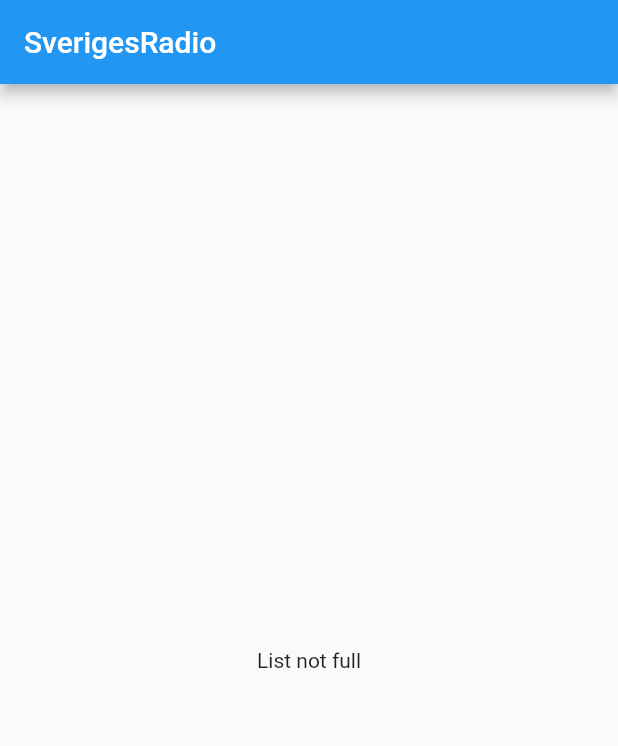
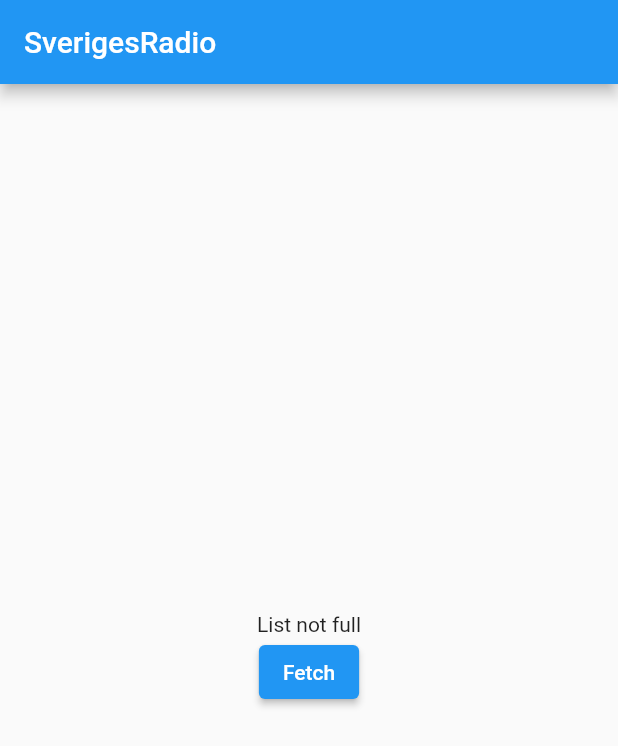
Before and after one commit to joelnavaro/svradio_flutterapp, a Flutter app: the screen it shows after launch, on a phone screen of 412 x 824 dp. Shown: the top 746 px of the screen. Run offline on Flutter 3.47's test engine with Material 2 defaults, Android fonts, the light colour scheme and no system bars; our stand-ins replace dio, hexcolor; missing offline and left inert: dart:ffi.

Commit message:
added a listView for the channels

```diff
--- a/lib/main.dart
+++ b/lib/main.dart
@@ -18,7 +18,7 @@
 class _MyAppState extends State<MyApp> {
   final dio = Dio();
 
-  //Map channels = {} ;
+  Map<String, dynamic> channelsMap = {} ;
   List<ChannelType> channels = [];
 
   void fetch() async {
@@ -35,8 +35,16 @@
         color: data['channels'][i]['color'],
         image: data['channels'][i]['image'],
       );
+      // Map<String, dynamic> item2 = {
+      //   'name': data['channels'][i]['name'],
+      //   'id': data['channels'][i]['id'],
+      //   'tagline': data['channels'][i]['tagline'],
+      //   'color': data['channels'][i]['color'],
+      //   'image': data['channels'][i]['image'],
+      // };
       setState(() {
         channels.add(item);
+        // channelsMap.addAll(item2);
       });
       //channels.add(item);
     }
@@ -44,7 +52,7 @@
 
   @override
   Widget build(BuildContext context) {
-    fetch();
+    //fetch();
 
     return MaterialApp(
       debugShowCheckedModeBanner: false,
@@ -52,25 +60,40 @@
         appBar: AppBar(
           title: const Text('SverigesRadio'),
         ),
-        body: channels.isNotEmpty ? Column(
+        body: channels.isNotEmpty
+            ? Column(
                 mainAxisAlignment: MainAxisAlignment.start,
                 children: [
-            const Text('Fetch info'),
-            ChannelWidget(item: channels[0]),
-            ChannelWidget(item: channels[1]),
-            // ListView.builder(
-            //   padding: const EdgeInsets.all(8),
-            //   itemCount: channels.length,
-            //   itemBuilder: (context, index) {
-            //     return ChannelWidget(item: channels[index]);
-            //   },
-            // ),
+                  const Text('Channels:'),
+                  // ChannelWidget(item: channels[0]),
+                  // ChannelWidget(item: channels[1]),
+                  Expanded(
+                    child: ListView.builder(
+                      padding: const EdgeInsets.all(8),
+                      itemCount: channels.length,
+                      itemBuilder: (context, index) {
+                        return ChannelWidget(item: channels[index]);
+                      },
+                    ),
+                  ),
+                ],
+              )
+            : Column(
+                mainAxisAlignment: MainAxisAlignment.center,
+                children: [
+                  Center(
+                    child: Column(
+                      children: [
+                        const Text('List not full'),
                         ElevatedButton(
-              onPressed: (){},
+                          onPressed: fetch,
                           child: const Text('Fetch'),
                         ),
                       ],
-        ) : const Center(child: Text('List not full'),),
+                    ),
+                  ),
+                ],
+              ),
       ),
     );
   }
--- a/pubspec.yaml
+++ b/pubspec.yaml
@@ -36,6 +36,7 @@
   # Use with the CupertinoIcons class for iOS style icons.
   cupertino_icons: ^1.0.2
   dio: ^5.3.3
+  hexcolor: ^3.0.1
 
 dev_dependencies:
   flutter_test:
```
Also changed, not shown: lib/app_widgets/channel_widget.dart (+32 -8 lines), pubspec.lock. Lines whose indentation alone changed are shown as unchanged.
